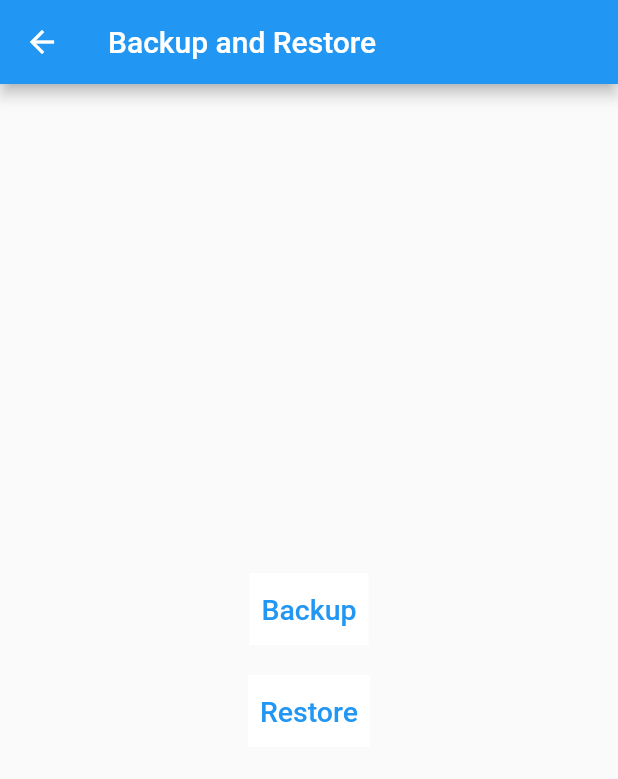
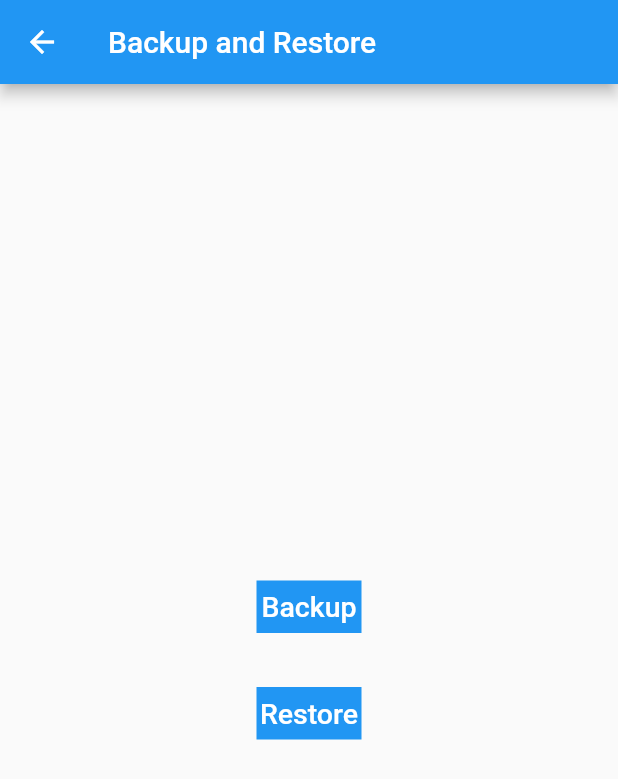
Before and after one commit to azeema11/money_manager, a Flutter app: the BackupRestoreView screen opened by its route, on a phone screen of 412 x 824 dp. Shown: the top 779 px of the screen. Run offline on Flutter 3.47's test engine with Material 2 defaults, Android fonts, the light colour scheme and no system bars; our stand-ins replace custom_navigation_bar, file_picker, font_awesome_flutter, form_field_validator, get, moor_flutter and 3 more; missing offline and left inert: flutter_rounded_date_picker; accounts and stored records are empty; generated files the repository leaves out were written again.

Commit message:
backup/restore view buttons changed

```diff
--- a/lib/app/modules/backup_restore/views/backup_restore_view.dart
+++ b/lib/app/modules/backup_restore/views/backup_restore_view.dart
@@ -21,30 +21,36 @@ class BackupRestoreView extends GetView<BackupRestoreController> {
                 : Column(
                     mainAxisAlignment: MainAxisAlignment.center,
                     children: [
-                      Container(
-                        color: Colors.white,
-                        child: TextButton(
+                      TextButton(
                         onPressed: () async {
                           await _.backup();
                         },
+                        child: Container(
+                          color: Colors.blue,
+                          alignment: Alignment.center,
+                          height: 35.0,
+                          width: 70.0,
                           child: Text(
                             "Backup",
-                            style: MMTheme.ts3,
+                            style: MMTheme.ts3.copyWith(color: Colors.white),
                           ),
                         ),
                       ),
                       SizedBox(
                         height: 20,
                       ),
-                      Container(
-                        color: Colors.white,
-                        child: TextButton(
+                      TextButton(
                         onPressed: () async {
                           await _.restore();
                         },
+                        child: Container(
+                          color: Colors.blue,
+                          alignment: Alignment.center,
+                          height: 35.0,
+                          width: 70.0,
                           child: Text(
                             "Restore",
-                            style: MMTheme.ts3,
+                            style: MMTheme.ts3.copyWith(color: Colors.white),
                           ),
                         ),
                       ),
```
Lines whose indentation alone changed are shown as unchanged.
